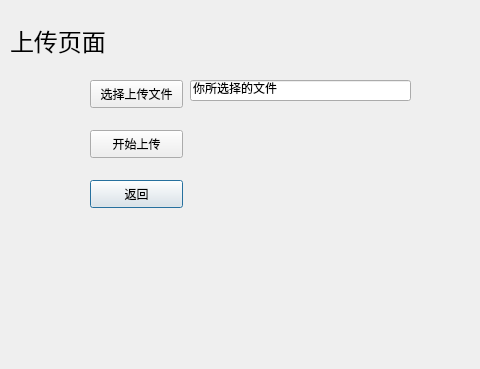
JaySaligia/ftp-server, file dialogupload.ui: the form before one commit; both pictures show x 0 to 480 and y 0 to 369 of the 742 by 500 pixel window.
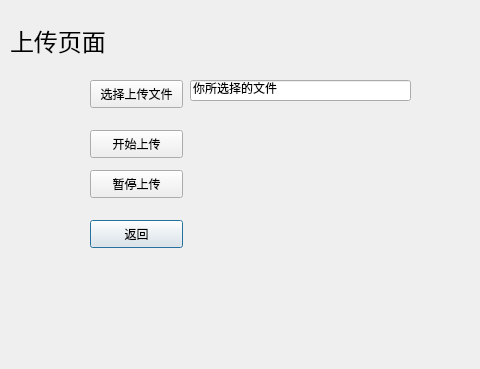
The form after the commit.

The edit to the form file:
```diff
--- a/dialogupload.ui
+++ b/dialogupload.ui
@@ -17,7 +17,7 @@
    <property name="geometry">
     <rect>
      <x>90</x>
-     <y>180</y>
+     <y>220</y>
      <width>93</width>
      <height>28</height>
     </rect>
@@ -84,6 +84,19 @@
     <string>开始上传</string>
    </property>
   </widget>
+  <widget class="QPushButton" name="uploadstopButton">
+   <property name="geometry">
+    <rect>
+     <x>90</x>
+     <y>170</y>
+     <width>93</width>
+     <height>28</height>
+    </rect>
+   </property>
+   <property name="text">
+    <string>暂停上传</string>
+   </property>
+  </widget>
  </widget>
  <resources/>
  <connections/>
```
